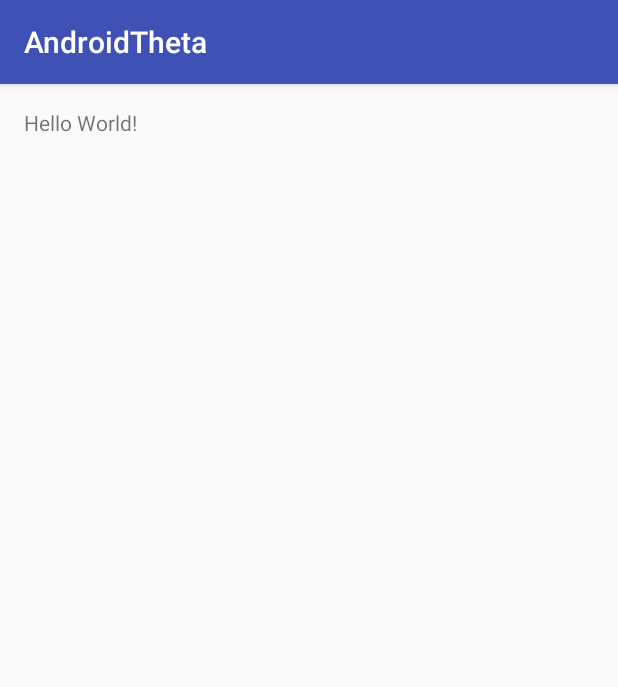
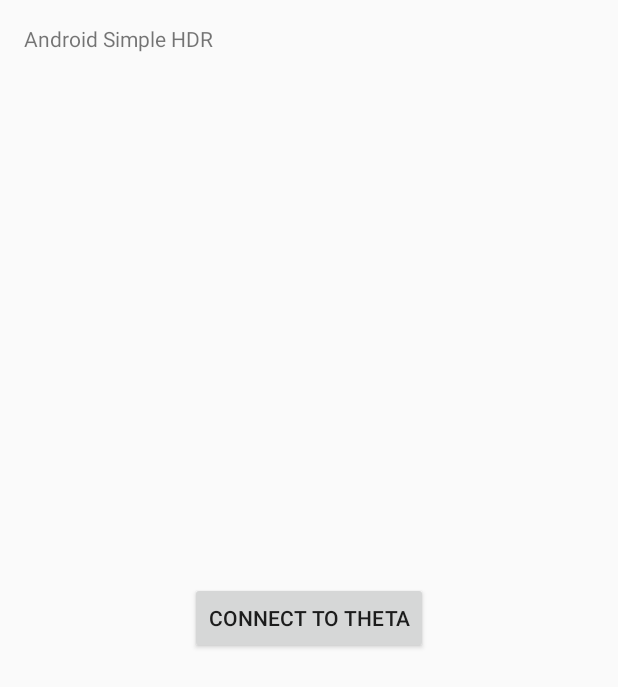
Before and after one commit to El-Bjorn/AndroidTheta, an Android app: the screen it shows after launch (ThetaActivity), on a phone screen of 412 x 824 dp. Shown: the top 687 px of the screen. Run offline under Robolectric (Android 15) with nearby library versions, the phone set to English and light mode, and no system bars; our stand-ins replace ButterKnife.

Commit message:
Connect button and spinner. Added butterknife. No more actionbar

```diff
--- a/app/build.gradle
+++ b/app/build.gradle
@@ -25,4 +25,5 @@ dependencies {
     compile 'com.android.support:appcompat-v7:23.2.1'
     compile 'com.squareup.okhttp3:okhttp:3.2.0'
     compile 'com.jakewharton:butterknife:6.0.0'
+    compile 'com.jakewharton:butterknife:6.0.0'
 }
--- a/app/src/main/java/org/builtlight/androidtheta/ThetaActivity.java
+++ b/app/src/main/java/org/builtlight/androidtheta/ThetaActivity.java
@@ -3,18 +3,72 @@ package org.builtlight.androidtheta;
 import android.support.v7.app.AppCompatActivity;
 import android.os.Bundle;
 import android.util.Log;
+import android.view.View;
+import android.widget.Button;
+import android.widget.ProgressBar;
+//import android.content.Context;
+
+import butterknife.ButterKnife;
+import butterknife.InjectView;
 
 public class ThetaActivity extends AppCompatActivity {
     public static final String TAG = "THETA_ACTIVITY";
+
+    @InjectView(R.id.createSessionButton) Button createSessButton;
+    @InjectView(R.id.connectProgressBar) ProgressBar connectProgress;
+
+    //private ThetaSession mThetaSession;
+    //private Context mOurContext;
 
     @Override
     protected void onCreate(Bundle savedInstanceState) {
         super.onCreate(savedInstanceState);
         setContentView(R.layout.activity_theta);
+        ButterKnife.inject(this);
 
         final ThetaSession thetaSession = new ThetaSession(this);
-        //Log.d.(thetaSession);
-        Log.d(TAG, "new ThetaSession");
+
+        Log.d(TAG, "Started Theta");
+        //mOurContext = this;
+
+        connectProgress.setVisibility(View.INVISIBLE);
+
+        View.OnClickListener listener = new View.OnClickListener() {
+            @Override
+            public void onClick(View v) {
+                connectProgress.setVisibility(View.VISIBLE);
+                //mThetaSession = new ThetaSession(mOurContext);
+                thetaSession.getCameraInfo();
+                thetaSession.startThetaSession(new Runnable() {
+                    @Override
+                    public void run() {
+                        if (thetaSession.hasThetaSession) {
+                            //System.out.printf("got theta session %s\n", thetaSession.mSessionId);
+                            Log.d(TAG,"got theta session id: "+thetaSession.mSessionId);
+                            thetaSession.takePicture();
+
+                        } else {
+                            Log.d(TAG,"no theta session id for you");
+                            //System.out.printf("no theta sessions");
+                        }
+                        runOnUiThread(new Runnable() {
+                            @Override
+                            public void run() {
+                                connectProgress.setVisibility(View.INVISIBLE);
+                            }
+                        });
+
+                    }
+                });
+
+            }
+        };
+        createSessButton.setOnClickListener(listener);
+
+
+
+        /*Log.d(TAG, "new ThetaSession");
+
         thetaSession.getCameraInfo();
         thetaSession.startThetaSession(new Runnable() {
             @Override
@@ -29,6 +83,6 @@ public class ThetaActivity extends AppCompatActivity {
                     //System.out.printf("no theta sessions");
                 }
             }
-        });
+        }); */
     }
 }
--- a/app/src/main/res/layout/activity_theta.xml
+++ b/app/src/main/res/layout/activity_theta.xml
@@ -12,5 +12,22 @@
     <TextView
         android:layout_width="wrap_content"
         android:layout_height="wrap_content"
-        android:text="Hello World!" />
+        android:text="Android Simple HDR" />
+
+    <Button
+        android:layout_width="wrap_content"
+        android:layout_height="wrap_content"
+        android:text="Connect to Theta"
+        android:id="@+id/createSessionButton"
+        android:layout_centerVertical="true"
+        android:layout_centerHorizontal="true" />
+
+    <ProgressBar
+        style="?android:attr/progressBarStyleLarge"
+        android:layout_width="wrap_content"
+        android:layout_height="wrap_content"
+        android:id="@+id/connectProgressBar"
+        android:layout_below="@+id/createSessionButton"
+        android:layout_centerHorizontal="true"
+        android:layout_marginTop="64dp" />
 </RelativeLayout>
--- a/app/src/main/res/values/styles.xml
+++ b/app/src/main/res/values/styles.xml
@@ -1,7 +1,7 @@
 <resources>
 
     <!-- Base application theme. -->
-    <style name="AppTheme" parent="Theme.AppCompat.Light.DarkActionBar">
+    <style name="AppTheme" parent="Theme.AppCompat.Light.NoActionBar">
         <!-- Customize your theme here. -->
         <item name="colorPrimary">@color/colorPrimary</item>
         <item name="colorPrimaryDark">@color/colorPrimaryDark</item>
```
